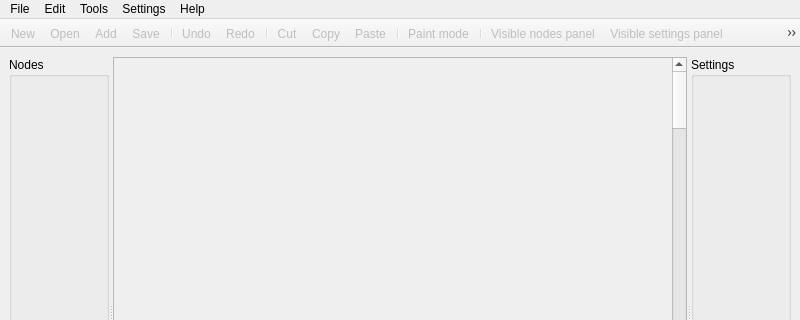
Before: the Qt Designer form main_window.ui in pimenov-and/ByteMachine, drawn with Qt 5; both pictures show x 0 to 800 and y 0 to 320 of the 800 by 600 pixel window.
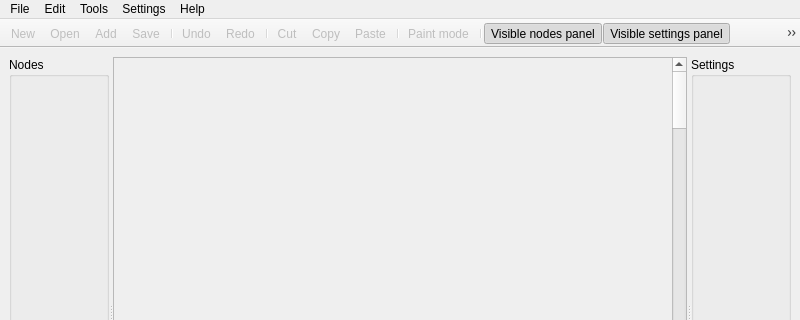
After: the same form once the commit is applied. Icons and pictures are not drawn. Custom widgets are drawn as their Qt base class.

Commit message:
Работа над интерфейсом
Оживил кнопки показа/скрытия боковых панелей

What changed in the file:
```diff
--- a/main_window.ui
+++ b/main_window.ui
@@ -346,8 +346,14 @@
    </property>
   </action>
   <action name="actVisibleNodesPanel_">
+   <property name="checkable">
+    <bool>true</bool>
+   </property>
+   <property name="checked">
+    <bool>true</bool>
+   </property>
    <property name="enabled">
-    <bool>false</bool>
+    <bool>true</bool>
    </property>
    <property name="icon">
     <iconset resource="res.qrc">
@@ -358,8 +364,14 @@
    </property>
   </action>
   <action name="actVisibleSettingsPanel_">
+   <property name="checkable">
+    <bool>true</bool>
+   </property>
+   <property name="checked">
+    <bool>true</bool>
+   </property>
    <property name="enabled">
-    <bool>false</bool>
+    <bool>true</bool>
    </property>
    <property name="icon">
     <iconset resource="res.qrc">
```
The commit also changes 3 other files.
